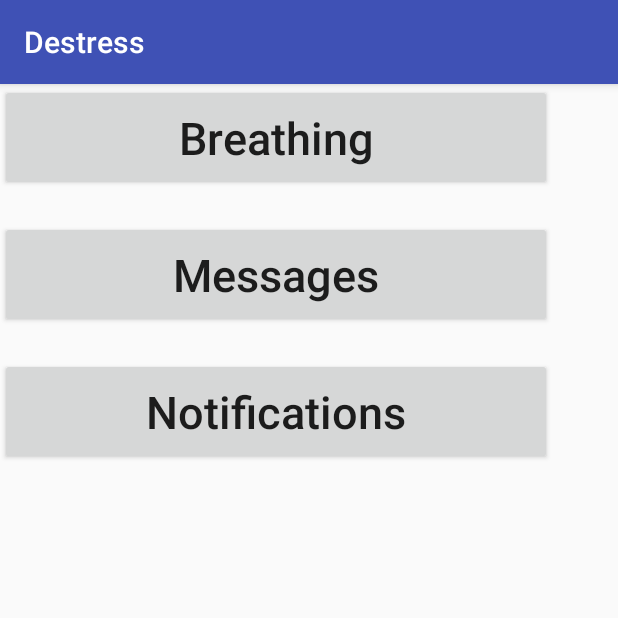
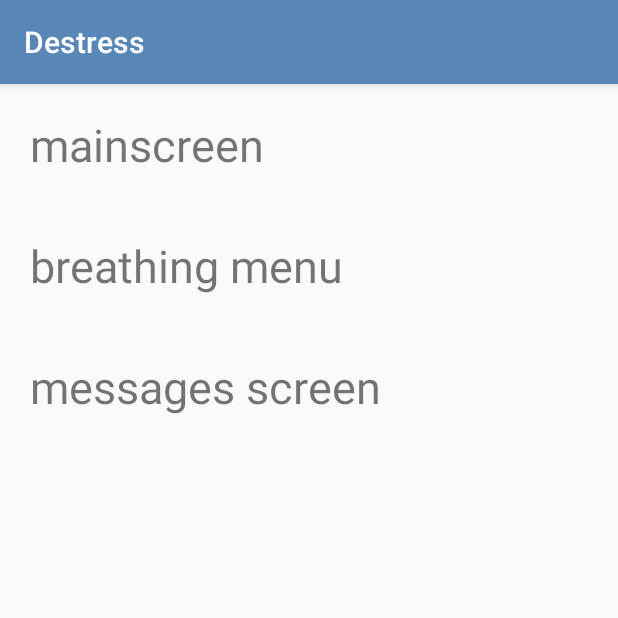
Before and after one commit to parmita52/Destress, an Android app: the screen it shows after launch (MainActivity), on a phone screen of 412 x 824 dp, the top half of it. Run offline under Robolectric (Android 15) with nearby library versions, the phone set to English and light mode, and no system bars.

Commit message:
Styled Mainscreen, added global colors, added Main activity schortcuts (not functional)

```diff
--- a/app/src/main/res/layout/activity_main.xml
+++ b/app/src/main/res/layout/activity_main.xml
@@ -8,39 +8,31 @@
 
     <LinearLayout
         android:layout_width="368dp"
-        android:layout_height="0dp"
-        android:orientation="vertical">
+        android:layout_height="495dp"
+        android:orientation="vertical"
+        tools:layout_editor_absoluteY="8dp"
+        tools:layout_editor_absoluteX="8dp">
 
-    <Button
-        android:id="@+id/button"
-        style="@style/MainButton"
-        android:layout_width="match_parent"
-        android:layout_height="wrap_content"
-        android:text="Breathing" />
+        <TextView
+            android:layout_width="wrap_content"
+            android:layout_height="wrap_content"
+            android:text="mainscreen"
+            style="@style/MainActivityShortcuts"/>
 
-    <Button
-        android:id="@+id/button2"
-        style="@style/MainButton"
-        android:layout_width="match_parent"
-        android:layout_height="wrap_content"
-        android:text="Messages" />
+        <TextView
+            android:layout_width="wrap_content"
+            android:layout_height="wrap_content"
+            android:text="breathing menu"
+            style="@style/MainActivityShortcuts"/>
 
-    <Button
-        android:id="@+id/button3"
-        style="@style/MainButton"
-        android:layout_width="match_parent"
-        android:layout_height="wrap_content"
-        android:text="Notifications" />
-
-    <android.support.constraint.Guideline
-        android:layout_width="wrap_content"
-        android:layout_height="wrap_content"
-        android:id="@+id/guideline"
-        app:layout_constraintGuide_begin="20dp"
-        android:orientation="vertical"
-        tools:layout_editor_absoluteY="0dp"
-        tools:layout_editor_absoluteX="20dp" />
+        <TextView
+            android:layout_width="wrap_content"
+            android:layout_height="wrap_content"
+            android:text="messages screen"
+            style="@style/MainActivityShortcuts"/>
 
     </LinearLayout>
 
+
+
 </android.support.constraint.ConstraintLayout>
--- a/app/src/main/res/layout/activity_main_screen.xml
+++ b/app/src/main/res/layout/activity_main_screen.xml
@@ -7,8 +7,8 @@
     tools:context="com.example.hshack.destress.MainScreen">
 
     <LinearLayout
-        android:layout_width="match_parent"
-        android:layout_height="match_parent"
+        android:layout_width="368dp"
+        android:layout_height="495dp"
         android:orientation="vertical"
         tools:layout_editor_absoluteY="8dp"
         tools:layout_editor_absoluteX="8dp">
--- a/app/src/main/res/values/colors.xml
+++ b/app/src/main/res/values/colors.xml
@@ -3,4 +3,11 @@
     <color name="colorPrimary">#3F51B5</color>
     <color name="colorPrimaryDark">#303F9F</color>
     <color name="colorAccent">#FF4081</color>
+
+
+    <color name="colorGrey">#ADA8B6</color>
+    <color name="colorTan">#FFEEDB</color>
+    <color name="colorPurple">#4C3B4D</color>
+    <color name="colorBlue">#5887B7</color>
+    <color name="colorGreen">#61C9A8</color>
 </resources>
--- a/app/src/main/res/values/styles.xml
+++ b/app/src/main/res/values/styles.xml
@@ -3,9 +3,9 @@
     <!-- Base application theme. -->
     <style name="AppTheme" parent="Theme.AppCompat.Light.DarkActionBar">
         <!-- Customize your theme here. -->
-        <item name="colorPrimary">@color/colorPrimary</item>
-        <item name="colorPrimaryDark">@color/colorPrimaryDark</item>
-        <item name="colorAccent">@color/colorAccent</item>
+        <item name="colorPrimary">@color/colorBlue</item>
+        <item name="colorPrimaryDark">@color/colorPurple</item>
+        <item name="colorAccent">@color/colorGreen</item>
     </style>
 
     <style name="MainButton">
@@ -13,10 +13,20 @@
         <item name="android:layout_height">wrap_content</item>
         <item name="android:layout_gravity">center_horizontal</item>
         <item name="android:padding">15dp</item>
-        <item name="android:layout_marginBottom">20dp</item>
+        <item name="android:layout_marginBottom">30dp</item>
+        <item name="android:layout_marginTop">30dp</item>
+        <item name="android:layout_marginLeft">50dp</item>
+        <item name="android:layout_marginRight">50dp</item>
         <item name="android:textSize">30sp</item>
         <item name="android:textAllCaps">false</item>
         <item name="android:layout_weight">1</item>
+        <item name="android:background">@color/colorGreen</item>
+        <item name="android:textColor">#ffffff</item>
+    </style>
+
+    <style name="MainActivityShortcuts">
+        <item name="android:textSize">30sp</item>
+        <item name="android:layout_margin">20sp</item>
     </style>
 
 </resources>
```
